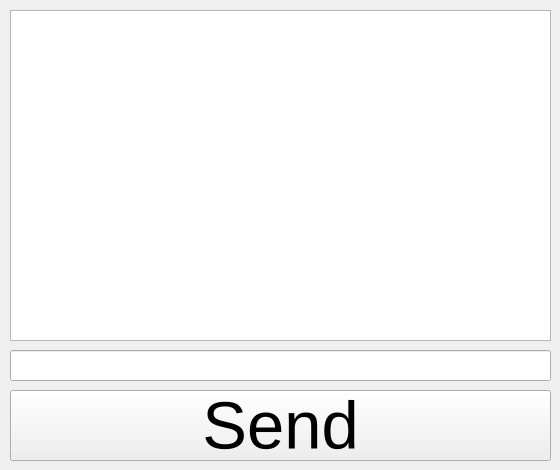
The window that mainclient.ui (mrNoBoDy1042/Practice2) describes before a commit, drawn with Qt 5.
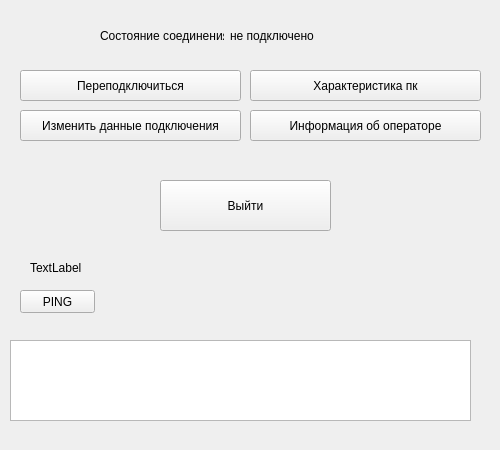
The same window after the commit.

Commit message: Добавлено:      Форма ввода данных о пользователе      Форма изменения параметров подключения Изменено:      Расположение элементов

The edit to the form file:
```diff
--- a/mainclient.ui
+++ b/mainclient.ui
@@ -6,60 +6,166 @@
    <rect>
     <x>0</x>
     <y>0</y>
-    <width>560</width>
-    <height>470</height>
+    <width>500</width>
+    <height>450</height>
    </rect>
   </property>
+  <property name="sizePolicy">
+   <sizepolicy hsizetype="Fixed" vsizetype="Fixed">
+    <horstretch>0</horstretch>
+    <verstretch>0</verstretch>
+   </sizepolicy>
+  </property>
+  <property name="minimumSize">
+   <size>
+    <width>500</width>
+    <height>450</height>
+   </size>
+  </property>
+  <property name="maximumSize">
+   <size>
+    <width>500</width>
+    <height>450</height>
+   </size>
+  </property>
   <property name="windowTitle">
    <string>MainClient</string>
   </property>
   <widget class="QWidget" name="centralWidget">
-   <widget class="QPushButton" name="SendButton">
-    <property name="geometry">
-     <rect>
-      <x>10</x>
-      <y>390</y>
-      <width>541</width>
-      <height>71</height>
-     </rect>
-    </property>
-    <property name="font">
-     <font>
-      <pointsize>50</pointsize>
-      <italic>false</italic>
-      <underline>false</underline>
-      <strikeout>false</strikeout>
-      <kerning>true</kerning>
-     </font>
-    </property>
-    <property name="cursor">
-     <cursorShape>PointingHandCursor</cursorShape>
-    </property>
-    <property name="text">
-     <string>Send</string>
-    </property>
-   </widget>
-   <widget class="QLineEdit" name="LineEdit">
-    <property name="geometry">
-     <rect>
-      <x>10</x>
-      <y>350</y>
-      <width>541</width>
-      <height>31</height>
-     </rect>
-    </property>
-    <property name="alignment">
-     <set>Qt::AlignLeading|Qt::AlignLeft|Qt::AlignVCenter</set>
-    </property>
-   </widget>
    <widget class="QListWidget" name="listWidget">
     <property name="geometry">
      <rect>
       <x>10</x>
+      <y>340</y>
+      <width>461</width>
+      <height>81</height>
+     </rect>
+    </property>
+   </widget>
+   <widget class="QPushButton" name="exitPB">
+    <property name="geometry">
+     <rect>
+      <x>160</x>
+      <y>180</y>
+      <width>171</width>
+      <height>51</height>
+     </rect>
+    </property>
+    <property name="text">
+     <string>Выйти</string>
+    </property>
+   </widget>
+   <widget class="QPushButton" name="reconnectPB">
+    <property name="geometry">
+     <rect>
+      <x>20</x>
+      <y>70</y>
+      <width>221</width>
+      <height>31</height>
+     </rect>
+    </property>
+    <property name="text">
+     <string>Переподключиться</string>
+    </property>
+   </widget>
+   <widget class="QPushButton" name="ping">
+    <property name="geometry">
+     <rect>
+      <x>20</x>
+      <y>290</y>
+      <width>75</width>
+      <height>23</height>
+     </rect>
+    </property>
+    <property name="focusPolicy">
+     <enum>Qt::NoFocus</enum>
+    </property>
+    <property name="text">
+     <string>PING</string>
+    </property>
+   </widget>
+   <widget class="QLabel" name="label_2">
+    <property name="geometry">
+     <rect>
+      <x>30</x>
+      <y>260</y>
+      <width>331</width>
+      <height>16</height>
+     </rect>
+    </property>
+    <property name="text">
+     <string>TextLabel</string>
+    </property>
+   </widget>
+   <widget class="QPushButton" name="configPB">
+    <property name="geometry">
+     <rect>
+      <x>20</x>
+      <y>110</y>
+      <width>221</width>
+      <height>31</height>
+     </rect>
+    </property>
+    <property name="text">
+     <string>Изменить данные подключения</string>
+    </property>
+   </widget>
+   <widget class="QPushButton" name="SystemInfoPB">
+    <property name="geometry">
+     <rect>
+      <x>250</x>
+      <y>70</y>
+      <width>231</width>
+      <height>31</height>
+     </rect>
+    </property>
+    <property name="text">
+     <string>Характеристика пк</string>
+    </property>
+   </widget>
+   <widget class="QPushButton" name="pushButton">
+    <property name="geometry">
+     <rect>
+      <x>250</x>
+      <y>110</y>
+      <width>231</width>
+      <height>31</height>
+     </rect>
+    </property>
+    <property name="text">
+     <string>Информация об операторе</string>
+    </property>
+   </widget>
+   <widget class="QLabel" name="label">
+    <property name="geometry">
+     <rect>
+      <x>100</x>
       <y>10</y>
-      <width>541</width>
-      <height>331</height>
+      <width>124</width>
+      <height>51</height>
      </rect>
+    </property>
+    <property name="text">
+     <string>Состояние соединения: </string>
+    </property>
+   </widget>
+   <widget class="QLabel" name="status">
+    <property name="geometry">
+     <rect>
+      <x>230</x>
+      <y>20</y>
+      <width>200</width>
+      <height>31</height>
+     </rect>
+    </property>
+    <property name="minimumSize">
+     <size>
+      <width>200</width>
+      <height>0</height>
+     </size>
+    </property>
+    <property name="text">
+     <string>не подключено</string>
     </property>
    </widget>
   </widget>
```
The commit also changes 18 other files.
